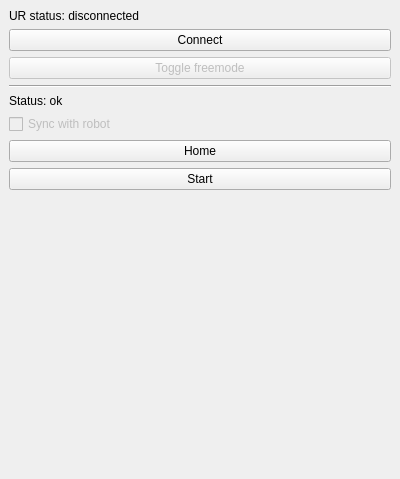
Before: the Qt Designer form plugin/src/EITPlugin.ui in sampuka/eit_project, drawn with Qt 5.
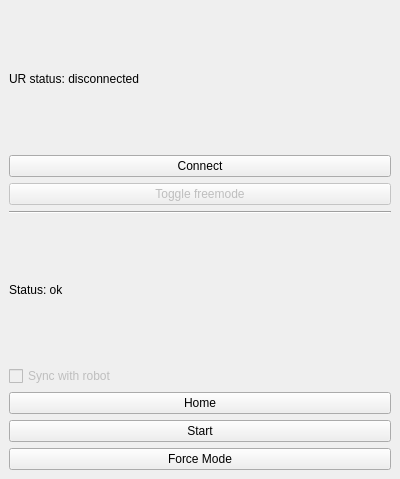
After: the same form once the commit is applied.

Commit message: added function and button for forcemode

Patch:
```diff
--- a/plugin/src/EITPlugin.ui
+++ b/plugin/src/EITPlugin.ui
@@ -15,9 +15,6 @@
   </property>
   <widget class="QWidget" name="dockWidgetContents">
    <layout class="QVBoxLayout">
-    <property name="alignment">
-     <enum>Qt::AlignTop</enum>
-    </property>
     <item>
      <widget class="QLabel" name="ui_label_connection">
       <property name="text">
@@ -89,6 +86,13 @@
       </property>
      </widget>
     </item>
+    <item>
+     <widget class="QPushButton" name="ui_button_forcemode">
+      <property name="text">
+       <string>Force Mode</string>
+      </property>
+     </widget>
+    </item>
    </layout>
   </widget>
  </widget>
```
Left out of the diff: 12 changed lines with no effect on the pictures. The commit also changes 2 other files.
